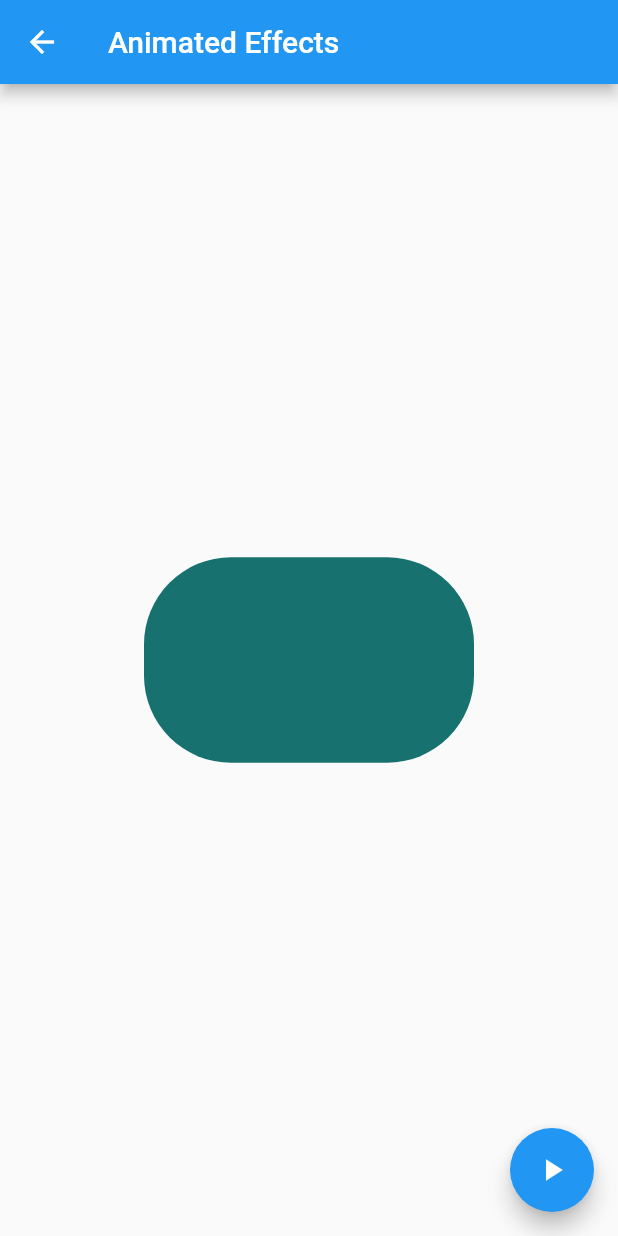
After one commit to kamimefis/flutter_components_app, a Flutter app: the AnimatedContent screen opened by its route, after a tap on the "play arrow" icon, on a phone screen of 412 x 824 dp. The commit adds this screen. Run offline on Flutter 3.47's test engine with Material 2 defaults, Android fonts, the phone set to English and light mode, and no system bars.

Commit message:
animated section

```diff
--- a/data/menu_opts.json
+++ b/data/menu_opts.json
@@ -15,6 +15,11 @@
             "ruta" : "card",
             "icon" : "folder_open",
             "texto": "Cards - Tarjetas"
+        },
+        {
+            "ruta" : "animatedContainer",
+            "icon" : "donut_large",
+            "texto": "Animated Container"
         }
     ]
 }
--- /dev/null
+++ b/lib/src/pages/animated_content.dart
@@ -0,0 +1,57 @@
+import 'dart:math';
+
+import 'package:flutter/material.dart';
+
+class AnimatedContent extends StatefulWidget {
+  AnimatedContent({Key? key}) : super(key: key);
+
+  @override
+  State<AnimatedContent> createState() => _AnimatedContentState();
+}
+
+class _AnimatedContentState extends State<AnimatedContent> {
+  //Default values for properties to animated:
+  double _width = 50.0;
+  double _height = 50.0;
+  Color _color = Colors.pink;
+  BorderRadiusGeometry _borderRadius = BorderRadius.circular(8.0);
+
+  @override
+  Widget build(BuildContext context) {
+    return Scaffold(
+      appBar: AppBar(title: Text('Animated Effects')),
+      body: Center(
+        child: AnimatedContainer(
+          duration: Duration(milliseconds: 500),
+          curve: Curves.fastOutSlowIn,
+          width: _width,
+          height: _height,
+          decoration: BoxDecoration(
+            color: _color,
+            borderRadius: _borderRadius
+          ),
+        )
+      ),
+      floatingActionButton: FloatingActionButton(
+        onPressed: () => _changeShapes(),
+        child: Icon(Icons.play_arrow),
+      ),
+    );
+  }
+
+  void _changeShapes() {
+
+    final random = Random();
+    setState(() {
+      _width = random.nextInt(300).toDouble();
+      _height= random.nextInt(300).toDouble();
+      _color= Color.fromRGBO(
+        random.nextInt(255),
+        random.nextInt(255),
+        random.nextInt(255),
+        1
+      );
+      _borderRadius= BorderRadius.circular(random.nextInt(100).toDouble());
+    });
+  }
+}
--- a/lib/src/pages/home_page.dart
+++ b/lib/src/pages/home_page.dart
@@ -2,12 +2,13 @@ import 'package:flutter/material.dart';
 
 import 'package:components_app/src/providers/menu_provider.dart';
 import 'package:components_app/src/utils/icon_string_util.dart';
-import 'package:components_app/src/pages/alert_page.dart';
+// import 'package:components_app/src/pages/alert_page.dart';
 class HomePage extends StatelessWidget {
   @override
   Widget build(BuildContext context) {
     return Scaffold(
       appBar: AppBar(
+        centerTitle: true,
         title: Text('Components App'),
       ),
       body: _list(),
--- a/lib/src/routes/routes.dart
+++ b/lib/src/routes/routes.dart
@@ -4,6 +4,7 @@ import '../pages/alert_page.dart';
 import '../pages/avatar_page.dart';
 import '../pages/home_page.dart';
 import 'package:components_app/src/pages/card_page.dart';
+import 'package:components_app/src/pages/animated_content.dart';
 
 
 Map<String, WidgetBuilder> getApplicationRoutes(){
@@ -12,5 +13,6 @@ return <String, WidgetBuilder> {
         'alert' :(context) => AlertPage(),
         'avatar':(context) => AvatarPage(),
         'card'  :(context) => CardPage(),
+        'animatedContainer': (context) => AnimatedContent(),
       };
 }
--- a/lib/src/utils/icon_string_util.dart
+++ b/lib/src/utils/icon_string_util.dart
@@ -1,9 +1,10 @@
 import 'package:flutter/material.dart';
 
 final _icons = <String, IconData>{
-  'add_alert': Icons.add_alert,
+  'add_alert'    : Icons.add_alert,
   'accessibility': Icons.accessibility,
-  'folder_open': Icons.folder_open,
+  'folder_open'  : Icons.folder_open,
+  'donut_large'  : Icons.donut_large,
 };
 
 Icon getIcon(String iconName) {
```
